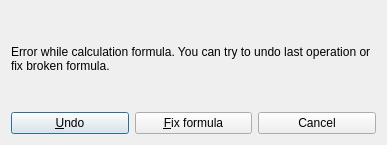
Qt form src/libs/vtools/dialogs/support/dialogundo.ui (FashionFreedom/Seamly2D) before a commit.
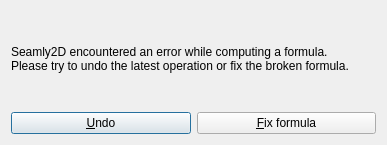
The same form after that commit. Icons and pictures are not drawn.

Commit message: Cancel button removed from broken formula dialog

The edit to the form file:
```diff
--- a/src/libs/vtools/dialogs/support/dialogundo.ui
+++ b/src/libs/vtools/dialogs/support/dialogundo.ui
@@ -29,7 +29,8 @@
      <item>
       <widget class="QLabel" name="label">
        <property name="text">
-        <string>Error while calculation formula. You can try to undo last operation or fix broken formula.</string>
+        <string>Seamly2D encountered an error while computing a formula. 
+Please try to undo the latest operation or fix the broken formula.</string>
        </property>
        <property name="wordWrap">
         <bool>true</bool>
@@ -52,13 +53,6 @@
          </property>
         </widget>
        </item>
-       <item>
-        <widget class="QPushButton" name="pushButtonCancel">
-         <property name="text">
-          <string>Cancel</string>
-         </property>
-        </widget>
-       </item>
       </layout>
      </item>
     </layout>
```
Left out of the diff: 2 changed lines with no effect on the pictures. The commit also changes 1 other file.
